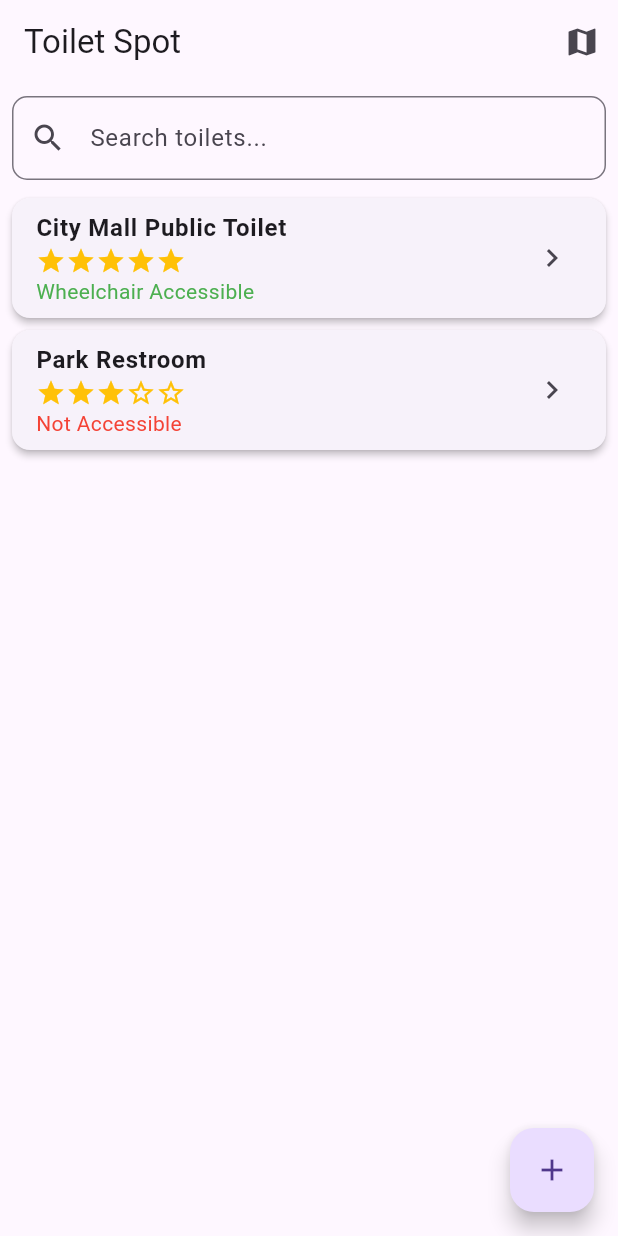
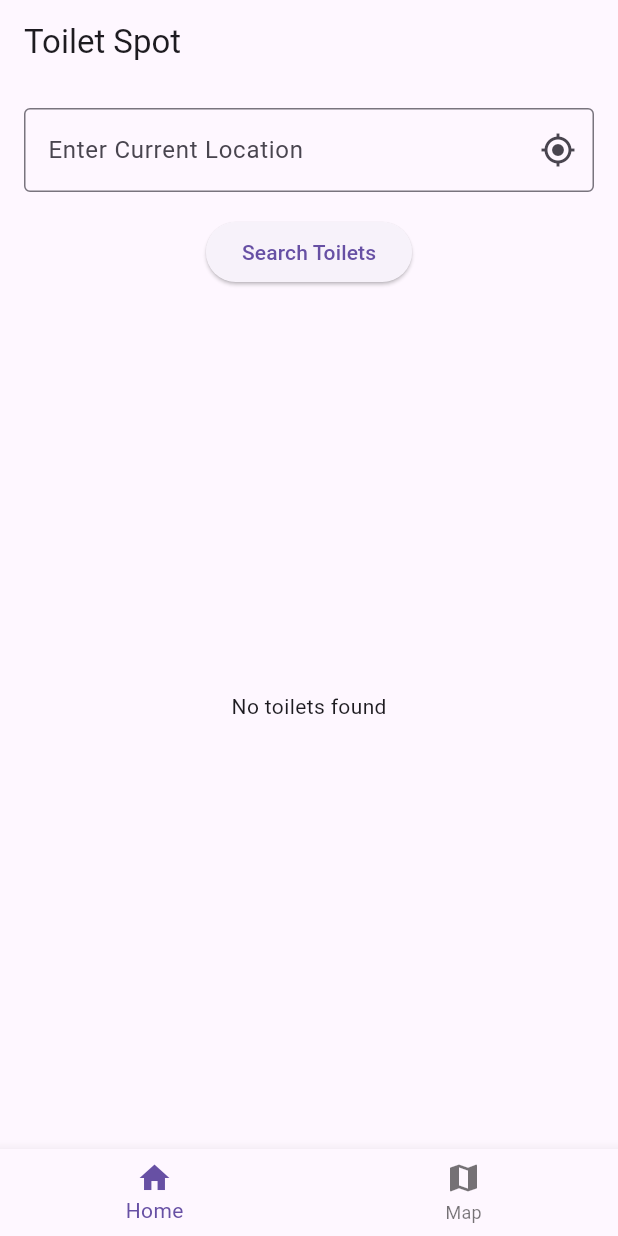
Before and after one commit to Makobi5/Toilet-Spot, a Flutter app: the screen it shows after launch, on a phone screen of 412 x 824 dp. Run offline on Flutter 3.47's test engine with Material 3 defaults, Android fonts, the phone set to English and light mode, and no system bars; our stand-ins replace geolocator, google_maps_flutter.

Commit message:
Updated homepage and implemented location-based toilet search functionality

```diff
--- a/lib/providers/lib/models/toilet.dart
+++ /dev/null
@@ -1 +0,0 @@
-// TODO Implement this library.
--- a/lib/providers/lib/services/api_service.dart
+++ /dev/null
@@ -1 +0,0 @@
-// TODO Implement this library.
--- a/lib/screens/home_screen.dart
+++ b/lib/screens/home_screen.dart
@@ -1,7 +1,8 @@
 import 'package:flutter/material.dart';
 import '../models/toilet.dart';
 import '../services/toilet_provider.dart';
-import '../widgets/rating_widget.dart';
+import '../services/location_service.dart';
+import 'package:geolocator/geolocator.dart';
 
 class HomeScreen extends StatefulWidget {
   @override
@@ -9,19 +10,66 @@ class HomeScreen extends StatefulWidget {
 }
 
 class _HomeScreenState extends State<HomeScreen> {
-  List<Toilet> _searchResults = [];
-  final TextEditingController _searchController = TextEditingController();
+  final TextEditingController _locationController = TextEditingController();
+  List<Toilet> _filteredToilets = [];
+  bool _isLoading = false;
+  String _errorMessage = '';
 
-  void _performSearch(String query) {
+  void _searchToiletsByLocation() async {
     setState(() {
-      _searchResults = ToiletProvider.searchToilets(query);
+      _isLoading = true;
+      _errorMessage = '';
+    });
+
+    try {
+      // If location is empty, try to get current location
+      if (_locationController.text.isEmpty) {
+        Position? currentPosition = await LocationService().getCurrentLocation();
+
+        if (currentPosition != null) {
+          _filterToiletsByProximity(
+            currentPosition.latitude,
+            currentPosition.longitude
+          );
+        } else {
+          setState(() {
+            _errorMessage = 'Could not retrieve current location';
+            _isLoading = false;
           });
         }
+      } else {
+        // TODO: Implement geocoding to convert text location to lat/long
+        // For now, we'll use a simple text-based search
+        setState(() {
+          _filteredToilets = ToiletProvider.searchToilets(_locationController.text);
+          _isLoading = false;
+        });
+      }
+    } catch (e) {
+      setState(() {
+        _errorMessage = 'Error searching toilets: ${e.toString()}';
+        _isLoading = false;
+      });
+    }
+  }
 
-  @override
-  void initState() {
-    super.initState();
-    _searchResults = ToiletProvider.getAllToilets();
+  void _filterToiletsByProximity(double latitude, double longitude, {double maxDistance = 5.0}) {
+    final allToilets = ToiletProvider.getAllToilets();
+
+    _filteredToilets = allToilets.where((toilet) {
+      double distance = Geolocator.distanceBetween(
+        latitude,
+        longitude,
+        toilet.latitude,
+        toilet.longitude
+      ) / 1000; // Convert to kilometers
+
+      return distance <= maxDistance;
+    }).toList();
+
+    setState(() {
+      _isLoading = false;
+    });
   }
 
   @override
@@ -29,81 +77,45 @@ class _HomeScreenState extends State<HomeScreen> {
     return Scaffold(
       appBar: AppBar(
         title: Text('Toilet Spot'),
-        actions: [
-          IconButton(
-            icon: Icon(Icons.map),
-            onPressed: () {
-              Navigator.pushNamed(context, '/map');
-            },
       ),
-        ],
+      body: Padding(
+        padding: const EdgeInsets.all(16.0),
+        child: Column(
+          children: [
+            TextField(
+              controller: _locationController,
+              decoration: InputDecoration(
+                labelText: 'Enter Current Location',
+                suffixIcon: IconButton(
+                  icon: Icon(Icons.my_location),
+                  onPressed: _searchToiletsByLocation,
                 ),
-      body: Column(
-        children: [
-          Padding(
-            padding: const EdgeInsets.all(8.0),
-            child: TextField(
-              controller: _searchController,
-              onChanged: _performSearch,
-              decoration: InputDecoration(
-                hintText: 'Search toilets...',
-                prefixIcon: Icon(Icons.search),
-                suffixIcon: _searchController.text.isNotEmpty
-                  ? IconButton(
-                      icon: Icon(Icons.clear),
-                      onPressed: () {
-                        _searchController.clear();
-                        _performSearch('');
-                      },
-                    )
-                  : null,
-                border: OutlineInputBorder(
-                  borderRadius: BorderRadius.circular(10),
+                border: OutlineInputBorder(),
               ),
             ),
+            SizedBox(height: 16),
+            ElevatedButton(
+              onPressed: _searchToiletsByLocation,
+              child: Text('Search Toilets'),
             ),
+            if (_isLoading)
+              CircularProgressIndicator(),
+            if (_errorMessage.isNotEmpty)
+              Text(
+                _errorMessage,
+                style: TextStyle(color: Colors.red),
               ),
             Expanded(
-            child: _searchResults.isEmpty
-              ? Center(
-                  child: Text(
-                    'No toilets found',
-                    style: TextStyle(fontSize: 18, color: Colors.grey),
-                  ),
-                )
+              child: _filteredToilets.isEmpty
+                ? Center(child: Text('No toilets found'))
                 : ListView.builder(
-                  itemCount: _searchResults.length,
+                    itemCount: _filteredToilets.length,
                     itemBuilder: (context, index) {
-                    final toilet = _searchResults[index];
-                    return Card(
-                      margin: EdgeInsets.symmetric(horizontal: 8, vertical: 4),
-                      elevation: 2,
-                      child: ListTile(
-                        title: Text(
-                          toilet.name,
-                          style: TextStyle(fontWeight: FontWeight.bold),
-                        ),
-                        subtitle: Column(
-                          crossAxisAlignment: CrossAxisAlignment.start,
-                          children: [
-                            RatingWidget(
-                              rating: toilet.rating,
-                              maxRating: 5,
-                              size: 20,
-                            ),
-                            Text(
-                              toilet.isAccessible
-                                ? 'Wheelchair Accessible'
-                                : 'Not Accessible',
-                              style: TextStyle(
-                                color: toilet.isAccessible
-                                  ? Colors.green
-                                  : Colors.red,
-                              ),
-                            ),
-                          ],
-                        ),
-                        trailing: Icon(Icons.chevron_right),
+                      final toilet = _filteredToilets[index];
+                      return ListTile(
+                        title: Text(toilet.name),
+                        subtitle: Text(toilet.description),
+                        trailing: Text('Rating: ${toilet.rating}'),
                         onTap: () {
                           Navigator.pushNamed(
                             context,
@@ -111,39 +123,32 @@ class _HomeScreenState extends State<HomeScreen> {
                             arguments: toilet
                           );
                         },
-                      ),
                       );
                     },
                   ),
             ),
           ],
         ),
-      floatingActionButton: FloatingActionButton(
-        onPressed: () {
-          // Implement add new toilet functionality
-          _showAddToiletDialog();
+      ),
+      bottomNavigationBar: BottomNavigationBar(
+        currentIndex: 0,
+        items: [
+          BottomNavigationBarItem(
+            icon: Icon(Icons.home),
+            label: 'Home',
+          ),
+          BottomNavigationBarItem(
+            icon: Icon(Icons.map),
+            label: 'Map',
+
+          ),
+        ],
+        onTap: (index) {
+          if (index == 1) {
+            Navigator.pushNamed(context, '/map');
+          }
         },
-        child: Icon(Icons.add),
       ),
     );
   }
-
-  void _showAddToiletDialog() {
-    // Placeholder for adding new toilet
-    showDialog(
-      context: context,
-      builder: (BuildContext context) {
-        return AlertDialog(
-          title: Text('Add New Toilet'),
-          content: Text('Functionality to be implemented'),
-          actions: [
-            TextButton(
-              onPressed: () => Navigator.of(context).pop(),
-              child: Text('Close'),
-            ),
-          ],
-        );
-      },
-    );
 }
-}
```
Lines whose indentation alone changed are shown as unchanged.
